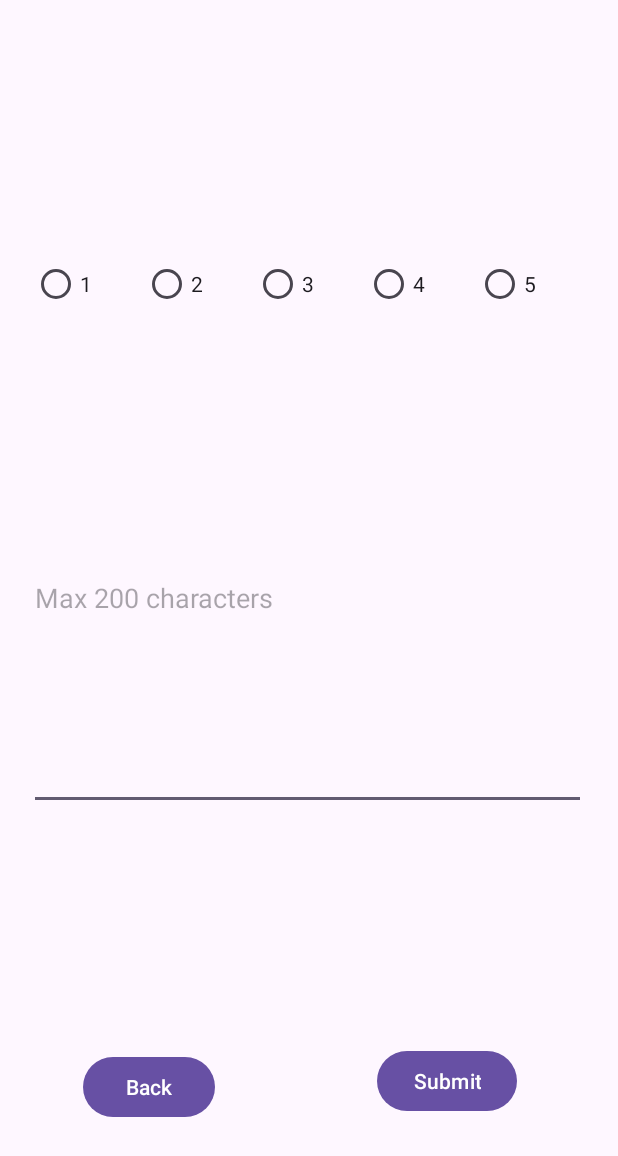
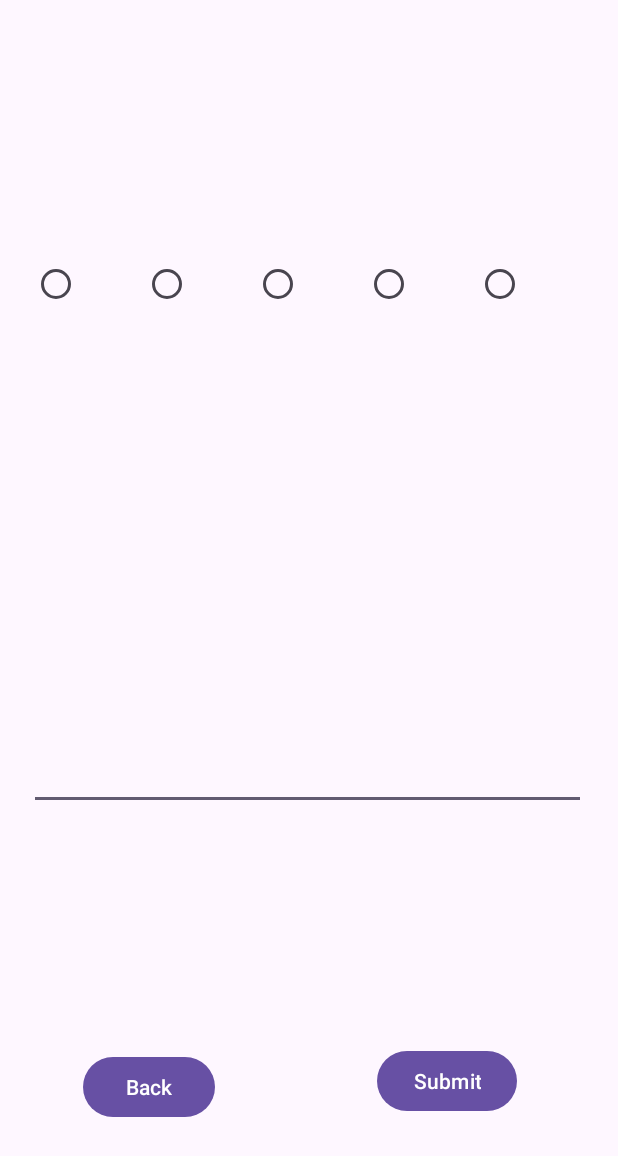
Before and after one commit to jparish00/COSC341Project, an Android app: the AddReview screen opened directly, with no data from a screen before it, on a phone screen of 412 x 824 dp. Shown: the top 1156 px of the screen. Run offline under Robolectric (Android 15) with nearby library versions, the light colour scheme and no system bars; 13 statements that could not run were skipped.

Commit message:
worked on review pages

```diff
--- a/app/src/main/res/layout/activity_add_review.xml
+++ b/app/src/main/res/layout/activity_add_review.xml
@@ -13,7 +13,6 @@
         android:layout_marginStart="19dp"
         android:layout_marginTop="39dp"
         android:ems="10"
-        android:hint="Max 200 characters"
         android:inputType="text"
         android:maxLength="200"
         app:layout_constraintStart_toStartOf="parent"
@@ -26,6 +25,7 @@
         android:layout_marginEnd="67dp"
         android:layout_marginBottom="79dp"
         android:text="Submit"
+        android:onClick="submitReview"
         app:layout_constraintBottom_toBottomOf="parent"
         app:layout_constraintEnd_toEndOf="parent" />
 
@@ -43,36 +43,31 @@
             android:id="@+id/oneStar"
             android:layout_width="wrap_content"
             android:layout_height="wrap_content"
-            android:layout_weight="1"
-            android:text="1" />
+            android:layout_weight="1" />
 
         <RadioButton
             android:id="@+id/twoStar"
             android:layout_width="wrap_content"
             android:layout_height="wrap_content"
-            android:layout_weight="1"
-            android:text="2" />
+            android:layout_weight="1" />
 
         <RadioButton
             android:id="@+id/threeStar"
             android:layout_width="wrap_content"
             android:layout_height="wrap_content"
-            android:layout_weight="1"
-            android:text="3" />
+            android:layout_weight="1" />
 
         <RadioButton
             android:id="@+id/fourStar"
             android:layout_width="wrap_content"
             android:layout_height="wrap_content"
-            android:layout_weight="1"
-            android:text="4" />
+            android:layout_weight="1" />
 
         <RadioButton
             android:id="@+id/fiveStar"
             android:layout_width="wrap_content"
             android:layout_height="wrap_content"
-            android:layout_weight="1"
-            android:text="5" />
+            android:layout_weight="1" />
     </RadioGroup>
 
     <TextView
@@ -91,6 +86,7 @@
         android:layout_marginStart="55dp"
         android:layout_marginBottom="75dp"
         android:text="Back"
+        android:onClick="back"
         app:layout_constraintBottom_toBottomOf="parent"
         app:layout_constraintStart_toStartOf="parent" />
 </androidx.constraintlayout.widget.ConstraintLayout>
--- a/app/src/main/res/layout/activity_reviews.xml
+++ b/app/src/main/res/layout/activity_reviews.xml
@@ -22,6 +22,7 @@
         android:layout_marginEnd="13dp"
         android:layout_marginBottom="58dp"
         android:text="Add Review"
+        android:onClick="addReview"
         app:layout_constraintBottom_toBottomOf="parent"
         app:layout_constraintEnd_toEndOf="parent" />
 
@@ -32,6 +33,7 @@
         android:layout_marginStart="36dp"
         android:layout_marginBottom="58dp"
         android:text="Back"
+        android:onClick="back"
         app:layout_constraintBottom_toBottomOf="parent"
         app:layout_constraintStart_toStartOf="parent" />
 
```
Also changed, not shown: app/src/main/java/com/example/cosc341project/AddReview.java (+21 -0 lines), app/src/main/java/com/example/cosc341project/Reviews.java (+17 -2 lines).
